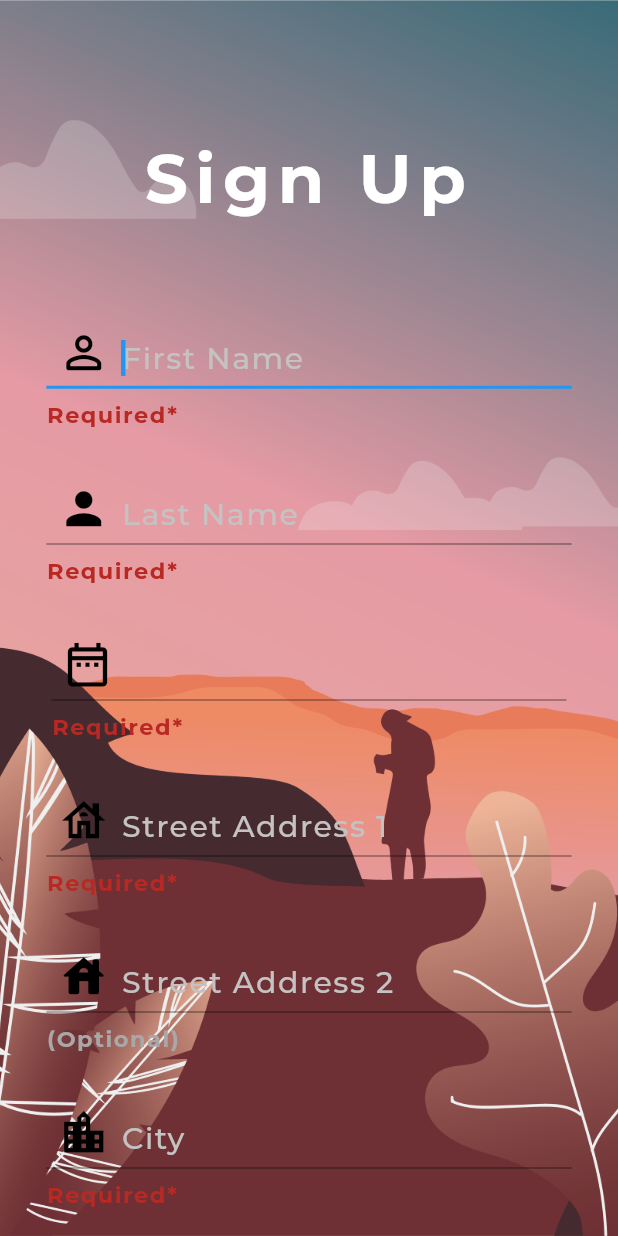
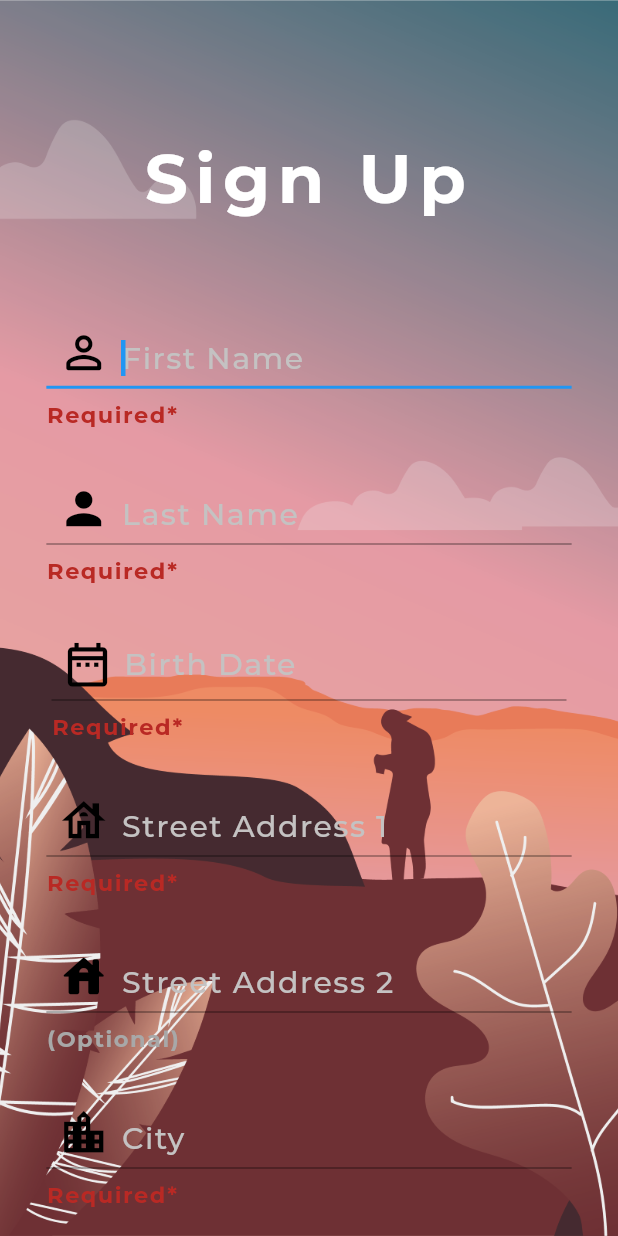
Before and after one commit to Edonmorina/Sign-Up-Demo, a Flutter app: the screen it shows after launch, on a phone screen of 412 x 824 dp. Run offline on Flutter 3.47's test engine with Material 2 defaults, Android fonts, the phone set to English and light mode, and no system bars; drawn by our look-alikes of date_time_picker; our stand-ins replace cloud_firestore, firebase_core; accounts and stored records are empty; project files that could hold a hidden picture were left out.

Commit message:
Added hintText to Date picker

```diff
--- a/lib/constants.dart
+++ b/lib/constants.dart
@@ -8,6 +8,13 @@ const kTextFieldStyle = TextStyle(
     fontFamily: 'Montserrat',
     fontSize: 20,
     letterSpacing: 2,
+    fontWeight: FontWeight.w500);
+
+const kTextHintStyle = TextStyle(
+    color: Color.fromARGB(255, 196, 194, 194),
+    fontFamily: 'Montserrat',
+    fontSize: 20,
+    letterSpacing: 1,
     fontWeight: FontWeight.w500);
 
 const kNotRequiredHintStyle = TextStyle(
--- a/lib/sign_up.dart
+++ b/lib/sign_up.dart
@@ -270,7 +270,8 @@ class _SignUpState extends State<SignUp> {
                         initialValue: _selectedDate,
                         firstDate: DateTime(1930),
                         lastDate: DateTime(2023),
-                        dateLabelText: "Birth date",
+                        dateLabelText: "Date",
+                        fieldLabelText: "Date",
                         textAlign: TextAlign.start,
                         style: const TextStyle(
                             color: Colors.white,
@@ -282,6 +283,8 @@ class _SignUpState extends State<SignUp> {
                               .requestFocus(_focusStreetAddress1);
                         },
                         decoration: InputDecoration(
+                            hintText: "Birth Date",
+                            hintStyle: kTextHintStyle,
                             prefixIcon: const Icon(Icons.date_range_outlined,
                                 color: Colors.black, size: 35),
                             helperText: "Required*",
--- a/lib/text_field.dart
+++ b/lib/text_field.dart
@@ -71,13 +71,7 @@ class _SignUpTextFieldsState extends State<SignUpTextFields> {
           contentPadding: const EdgeInsets.all(0),
           hintText: widget.hintText,
           fillColor: Colors.white,
-          hintStyle: const TextStyle(
-            color: Color.fromARGB(255, 196, 194, 194),
-            fontFamily: 'Montserrat',
-            fontSize: 20,
-            letterSpacing: 1,
-            fontWeight: FontWeight.w500,
-          ),
+          hintStyle: kTextHintStyle,
           helperText: widget.isRequired ? "Required*" : "(Optional)",
           prefixIcon: Icon(
             widget.icon,
```
